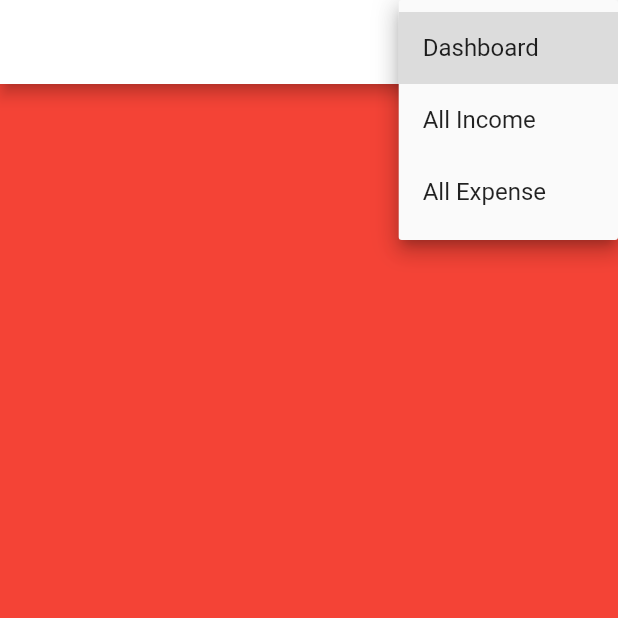
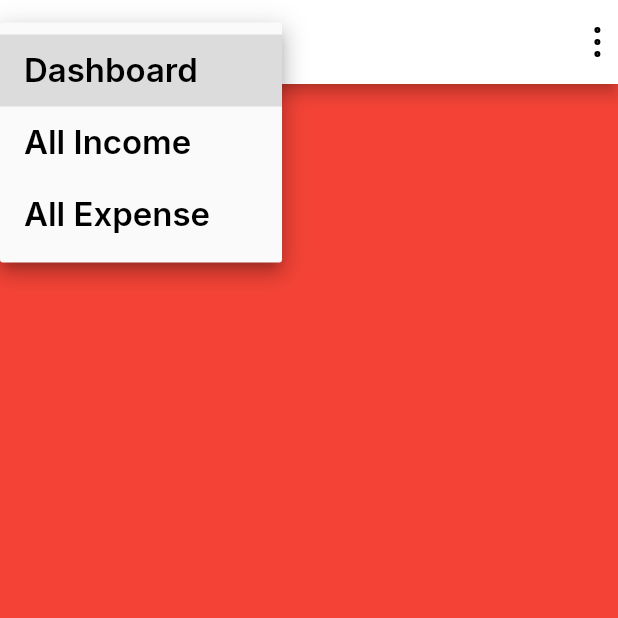
Before and after one commit to HackRonin/mina, a Flutter app: the screen it shows after launch, after a tap on "Dashboard", on a phone screen of 412 x 824 dp, the top half of it. Run offline on Flutter 3.47's test engine with Material 2 defaults, Android fonts, the phone set to English and light mode, and no system bars; our stand-ins replace flutter_svg, get, google_fonts, sizer.

Commit message:
first commit

```diff
--- a/lib/mina.dart
+++ b/lib/mina.dart
@@ -32,9 +32,9 @@ class Mina extends StatelessWidget {
       builder: (context, orientation, deviceType){
         return GetMaterialApp(
             debugShowCheckedModeBanner: false,
-            theme: ThemeData(
-              primarySwatch: Colors.blue,
-            ),
+          theme: ThemeData(
+            primaryColor: AppColor.bgColor,
+          ),
           initialRoute: AppRoutes.rootPage,
           getPages: AppPages.list,
         );
--- a/lib/presentation/features/root_page/components/screen_switch.dart
+++ b/lib/presentation/features/root_page/components/screen_switch.dart
@@ -1,9 +1,7 @@
 import 'package:flutter/material.dart';
-
+import 'all_income.dart';
 class ScreenSwitch extends StatelessWidget {
   final String selectedValue;
-
-
   const ScreenSwitch({
     Key? key,
     required this.selectedValue,
@@ -12,6 +10,7 @@ class ScreenSwitch extends StatelessWidget {
 
   @override
   Widget build(BuildContext context) {
+
     return LayoutBuilder(
       // If our width is more than 1100 then we consider it a desktop
       builder: (context, constraints) {
@@ -20,7 +19,7 @@ class ScreenSwitch extends StatelessWidget {
         }
         // If width it less then 1100 and more then 650 we consider it as tablet
         else if (selectedValue == 'All Income') {
-          return   Container(color: Colors.blue,);
+          return IncomePage();
         }
         // Or less then that we called it mobile
         else  {
--- a/lib/presentation/features/root_page/root_page_screen.dart
+++ b/lib/presentation/features/root_page/root_page_screen.dart
@@ -1,6 +1,9 @@
+import 'package:flutter/cupertino.dart';
 import 'package:flutter/material.dart';
+import 'package:sizer/sizer.dart';
+import 'package:google_fonts/google_fonts.dart';
+import 'package:flutter_svg/flutter_svg.dart';
 import 'package:mina/app/config/app_color.dart';
-
 import 'components/screen_switch.dart';
 
 class RootPageScreens extends StatefulWidget{
@@ -24,20 +27,26 @@ class _RootPageScreensState extends State<RootPageScreens> {
     return Scaffold(
       appBar: AppBar(
         backgroundColor: AppColor.primaryColor,
-        actions: [
-          DropdownButton(
-
+        actions:[
+        Padding(
+          padding: const EdgeInsets.fromLTRB(10, 15, 0, 0),
+          child: DropdownButton(
           // Initial Value
           value: dropdownvalue,
-
           // Down Arrow Icon
           icon: const Icon(Icons.keyboard_arrow_down),
-
           // Array list of items
           items: items.map((String items) {
             return DropdownMenuItem(
               value: items,
-                child: Text(items),
+              child: Text(items,
+              style: GoogleFonts.inter(
+                fontSize: 16.sp,
+                fontWeight: FontWeight.w600,
+                fontStyle: FontStyle.normal,
+                color: AppColor.blackColor,
+              ),
+              ),
             );
           }).toList(),
           // After selecting the desired option,it will
@@ -49,10 +58,22 @@ class _RootPageScreensState extends State<RootPageScreens> {
             });
           },
           ),
+        ),
+
+          pic('switch'),
+          Spacer(),
+          pic('menu'),
         ],
+
       ),
       body: ScreenSwitch(selectedValue: dropdownvalue,)
     );
   }
 
+  SvgPicture pic(String pic) {
+    return SvgPicture.asset('assets/icons/$pic.svg',
+          height: 20.sp,
+          width: 20.sp,);
   }
+
+}
```
Also changed, not shown: lib/presentation/features/root_page/components/all_income.dart (added, +76 -0 lines), lib/presentation/features/root_page/components/income_widgets.dart (added, +119 -0 lines), pubspec.yaml (+4 -3 lines), pubspec.lock, 1 other file. Lines whose indentation alone changed are shown as unchanged.
